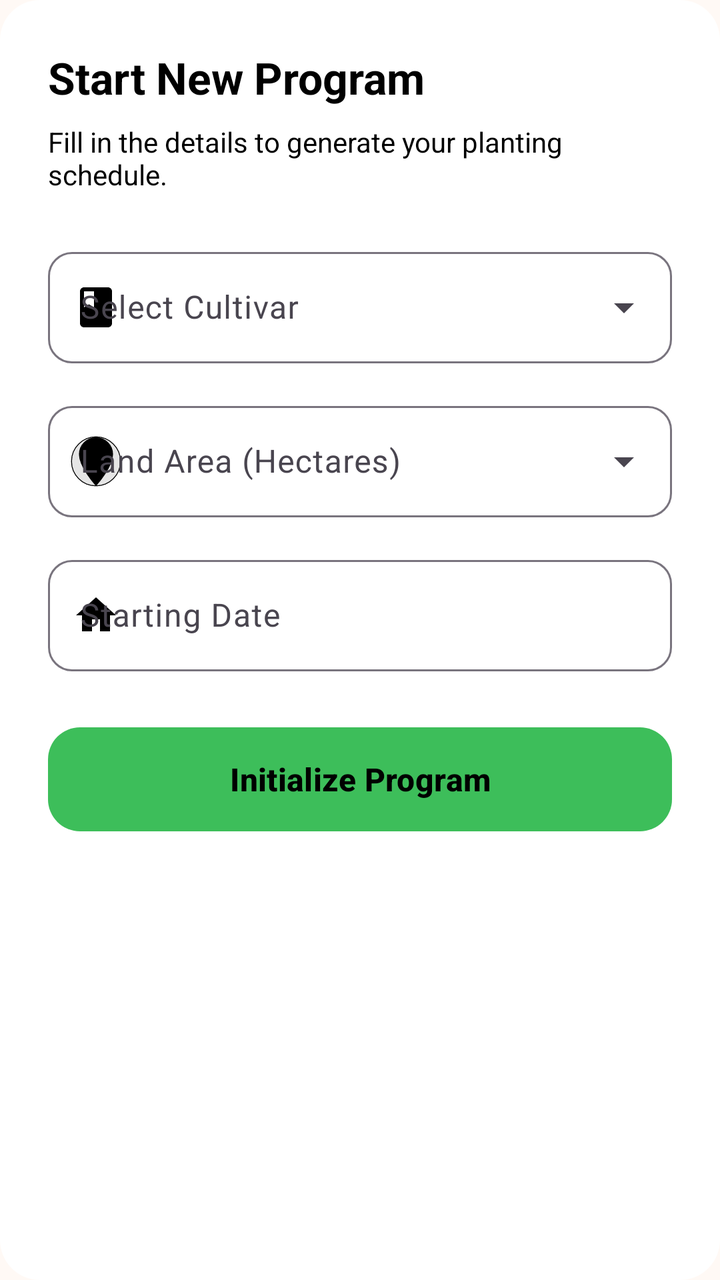
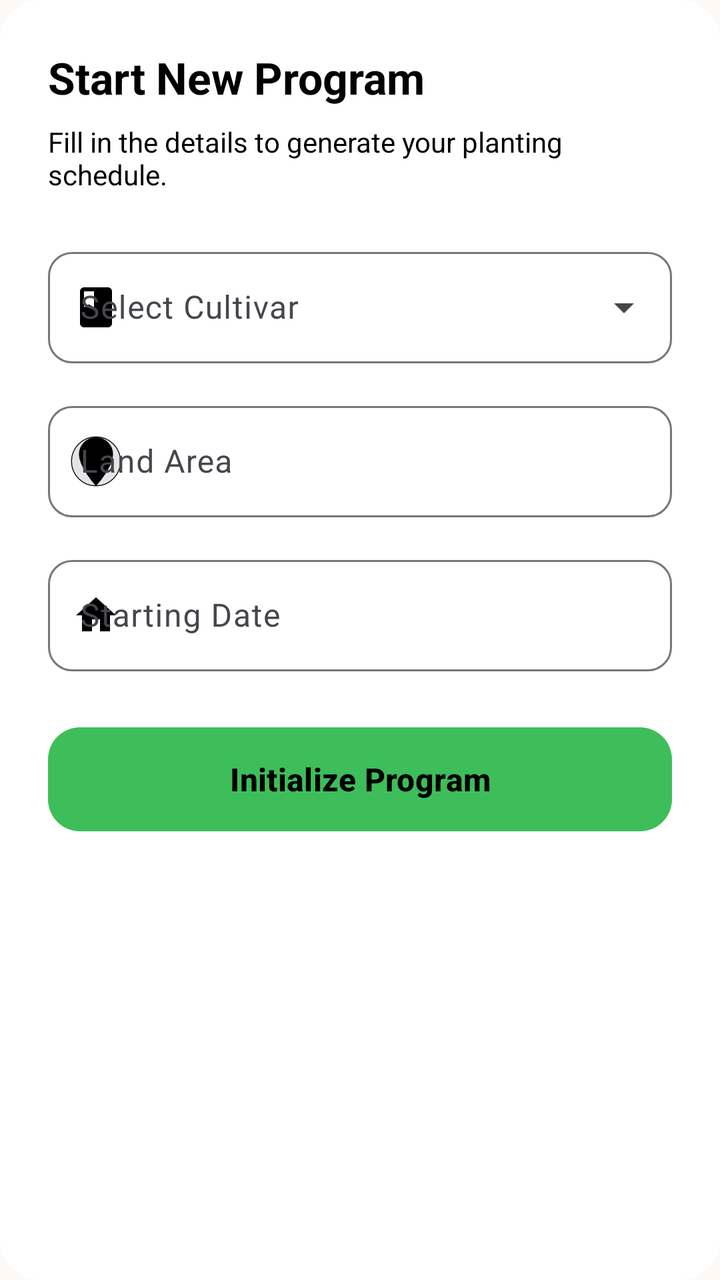

An Android layout rendered at two revisions. The XML below is the earlier revision; the diff shows what the commit changed to produce the second picture.
<!-- AndroidManifest.xml: application theme Theme.TomatoApp -->
<!-- res/layout/dialog_add_work_program.xml -->
<?xml version="1.0" encoding="utf-8"?>
<ScrollView xmlns:android="http://schemas.android.com/apk/res/android"
    xmlns:app="http://schemas.android.com/apk/res-auto"
    android:layout_width="match_parent"
    android:layout_height="wrap_content"
    android:padding="24dp"
    android:background="@drawable/dialog_background">

    <LinearLayout
        android:layout_width="match_parent"
        android:layout_height="wrap_content"
        android:orientation="vertical">

        <TextView
            android:id="@+id/addProgramTitle"
            android:layout_width="wrap_content"
            android:layout_height="wrap_content"
            android:text="Start New Program"
            android:textColor="@android:color/black"
            android:textSize="22sp"
            android:textStyle="bold"
            android:layout_marginBottom="8dp" />

        <TextView
            android:id="@+id/ongoingBanner"
            android:layout_width="match_parent"
            android:layout_height="wrap_content"
            android:text="Ongoing planting: Earlier phases will be marked completed."
            android:textColor="@android:color/black"
            android:textSize="13sp"
            android:padding="10dp"
            android:background="@color/light_green"
            android:visibility="gone"
            android:layout_marginBottom="12dp" />

        <TextView
            android:layout_width="wrap_content"
            android:layout_height="wrap_content"
            android:text="Fill in the details to generate your planting schedule."
            android:textColor="@android:color/black"
            android:textSize="14sp"
            android:layout_marginBottom="24dp" />

        
        <com.google.android.material.textfield.TextInputLayout
            android:id="@+id/cultivarLayout"
            style="@style/Widget.Material3.TextInputLayout.OutlinedBox.ExposedDropdownMenu"
            android:layout_width="match_parent"
            android:layout_height="wrap_content"
            android:layout_marginBottom="16dp"
            android:hint="Select Cultivar"
            app:startIconDrawable="@drawable/ic_book"
            app:startIconTint="@android:color/black"
            app:hintTextColor="@android:color/black"
            app:boxCornerRadiusTopStart="12dp"
            app:boxCornerRadiusTopEnd="12dp"
            app:boxCornerRadiusBottomStart="12dp"
            app:boxCornerRadiusBottomEnd="12dp">

            <AutoCompleteTextView
                android:id="@+id/cultivarSpinner"
                android:layout_width="match_parent"
                android:layout_height="wrap_content"
                android:inputType="none"
                android:popupBackground="@android:color/white"
                android:backgroundTint="@android:color/white"
                android:textColor="@android:color/black"
                android:textColorHint="@android:color/black" />
        </com.google.android.material.textfield.TextInputLayout>

        
        <com.google.android.material.textfield.TextInputLayout
            android:id="@+id/landAreaLayout"
            style="@style/Widget.Material3.TextInputLayout.OutlinedBox.ExposedDropdownMenu"
            android:layout_width="match_parent"
            android:layout_height="wrap_content"
            android:layout_marginBottom="16dp"
            android:hint="Land Area (Hectares)"
            app:startIconDrawable="@drawable/ic_map_pin_area"
            app:startIconTint="@android:color/black"
            app:hintTextColor="@android:color/black"
            app:boxCornerRadiusTopStart="12dp"
            app:boxCornerRadiusTopEnd="12dp"
            app:boxCornerRadiusBottomStart="12dp"
            app:boxCornerRadiusBottomEnd="12dp">

            <AutoCompleteTextView
                android:id="@+id/landAreaInput"
                android:layout_width="match_parent"
                android:layout_height="wrap_content"
                android:inputType="none"
                android:focusable="false"
                android:clickable="true"
                android:cursorVisible="false"
                android:importantForAutofill="no"
                android:popupBackground="@android:color/white"
                android:backgroundTint="@android:color/white"
                android:textColor="@android:color/black"
                android:textColorHint="@android:color/black" />
        </com.google.android.material.textfield.TextInputLayout>

        
        <com.google.android.material.textfield.TextInputLayout
            android:id="@+id/startDateLayout"
            style="@style/Widget.Material3.TextInputLayout.OutlinedBox"
            android:layout_width="match_parent"
            android:layout_height="wrap_content"
            android:layout_marginBottom="24dp"
            android:hint="Starting Date"
            app:startIconDrawable="@drawable/ic_home"
            app:startIconTint="@android:color/black"
            app:hintTextColor="@android:color/black"
            app:boxCornerRadiusTopStart="12dp"
            app:boxCornerRadiusTopEnd="12dp"
            app:boxCornerRadiusBottomStart="12dp"
            app:boxCornerRadiusBottomEnd="12dp">

            <com.google.android.material.textfield.TextInputEditText
                android:id="@+id/startDateInput"
                android:layout_width="match_parent"
                android:layout_height="wrap_content"
                android:focusable="false"
                android:clickable="true"
                android:cursorVisible="false"
                android:textColor="@android:color/black"
                android:textColorHint="@android:color/black" />
        </com.google.android.material.textfield.TextInputLayout>

        <com.google.android.material.button.MaterialButton
            android:id="@+id/btnSubmit"
            android:layout_width="match_parent"
            android:layout_height="60dp"
            android:text="Initialize Program"
            android:textColor="@android:color/black"
            android:textSize="16sp"
            android:textStyle="bold"
            app:cornerRadius="16dp"
            app:backgroundTint="@color/fresh_green" />

    </LinearLayout>
</ScrollView>
<!-- resources referenced by this layout -->
<resources>
  <color name="fresh_green">#3DBE5A</color>
  <color name="light_green">#E6F4EA</color>
  <!-- drawable dialog_background (drawable) -->
  <?xml version="1.0" encoding="utf-8"?>
  <shape xmlns:android="http://schemas.android.com/apk/res/android"
      android:shape="rectangle">
      <solid android:color="@color/white" />
      <corners android:radius="@dimen/corner_radius_large" />
  </shape>
  <!-- drawable ic_book (drawable) -->
  <?xml version="1.0" encoding="utf-8"?>
  <vector xmlns:android="http://schemas.android.com/apk/res/android"
      android:width="24dp"
      android:height="24dp"
      android:viewportWidth="24"
      android:viewportHeight="24"
      android:tint="?attr/colorControlNormal">
      <path
          android:fillColor="@android:color/white"
          android:pathData="M18,2H6c-1.1,0 -2,0.9 -2,2v16c0,1.1 0.9,2 2,2h12c1.1,0 2,-0.9 2,-2V4C20,2.9 19.1,2 18,2zM6,4h5v8l-2.5,-1.5L6,12V4z"/>
  </vector>
  <!-- drawable ic_home (drawable) -->
  <?xml version="1.0" encoding="utf-8"?>
  <vector xmlns:android="http://schemas.android.com/apk/res/android"
      android:width="24dp"
      android:height="24dp"
      android:viewportWidth="24"
      android:viewportHeight="24"
      android:tint="?attr/colorControlNormal">
      <path
          android:fillColor="@android:color/white"
          android:pathData="M10,20v-6h4v6h5v-8h3L12,3 2,12h3v8z"/>
  </vector>
  <!-- drawable ic_map_pin_area (drawable) -->
  <vector xmlns:android="http://schemas.android.com/apk/res/android"
      android:width="28dp"
      android:height="28dp"
      android:viewportWidth="256"
      android:viewportHeight="256">
      
      <path
          android:fillColor="#1A0A0A0A"
          android:pathData="M128,128m-112,0a112,112 0,1 1,224 0a112,112 0,1 1,-224 0"
          android:strokeWidth="4"
          android:strokeColor="#0A0A0A"/>
      
      <path
          android:fillColor="#0A0A0A"
          android:pathData="M128,24A72,72 0,0 0,56 96c0,56 72,136 72,136s72,-80 72,-136A72,72 0,0 0,128 24z"
          android:strokeWidth="12"
          android:strokeColor="#0A0A0A"
          android:strokeLineCap="round"
          android:strokeLineJoin="round"/>
      
      <path
          android:fillColor="#FFFFFF"
          android:pathData="M128,96m-24,0a24,24 0,1 1,48 0a24,24 0,1 1,-48 0"/>
  </vector>
  <style name="Theme.TomatoApp" parent="Base.Theme.TomatoApp" />
  <color name="white">#FFFFFFFF</color>
  <dimen name="corner_radius_large">20dp</dimen>
  <style name="Base.Theme.TomatoApp" parent="Theme.Material3.DayNight.NoActionBar">
          
          <item name="colorPrimary">@color/tomato_red</item>
          <item name="colorOnPrimary">@color/white</item>
          <item name="colorSecondary">@color/fresh_green</item>
          <item name="colorOnSecondary">@color/white</item>
          <item name="colorSurface">@color/surface</item>
          <item name="colorOnSurface">@color/text_primary</item>
          <item name="colorError">@color/error</item>
          <item name="android:windowBackground">@color/bg_light_gray</item>
      </style>
  <color name="tomato_red">#D93025</color>
  <color name="surface">#FFFFFF</color>
  <color name="text_primary">#1A1A1A</color>
  <color name="error">#D93025</color>
  <color name="bg_light_gray">#FFF9F5</color>
</resources>

<!-- the commit's change to res/layout/dialog_add_work_program.xml (unified diff, before → after) -->
@@ -71,11 +71,11 @@
         
         <com.google.android.material.textfield.TextInputLayout
             android:id="@+id/landAreaLayout"
-            style="@style/Widget.Material3.TextInputLayout.OutlinedBox.ExposedDropdownMenu"
+            style="@style/Widget.Material3.TextInputLayout.OutlinedBox"
             android:layout_width="match_parent"
             android:layout_height="wrap_content"
             android:layout_marginBottom="16dp"
-            android:hint="Land Area (Hectares)"
+            android:hint="Land Area"
             app:startIconDrawable="@drawable/ic_map_pin_area"
             app:startIconTint="@android:color/black"
             app:hintTextColor="@android:color/black"
@@ -84,17 +84,14 @@
             app:boxCornerRadiusBottomStart="12dp"
             app:boxCornerRadiusBottomEnd="12dp">
 
-            <AutoCompleteTextView
+            <com.google.android.material.textfield.TextInputEditText
                 android:id="@+id/landAreaInput"
                 android:layout_width="match_parent"
                 android:layout_height="wrap_content"
-                android:inputType="none"
-                android:focusable="false"
-                android:clickable="true"
-                android:cursorVisible="false"
+                android:inputType="numberDecimal"
+                android:imeOptions="actionDone"
+                android:maxLines="1"
                 android:importantForAutofill="no"
-                android:popupBackground="@android:color/white"
-                android:backgroundTint="@android:color/white"
                 android:textColor="@android:color/black"
                 android:textColorHint="@android:color/black" />
         </com.google.android.material.textfield.TextInputLayout>
